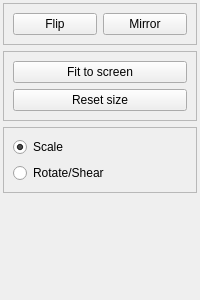
Before: the Qt Designer form src/desktop/ui/selectsettings.ui in drawpile/Drawpile, drawn with Qt 5.
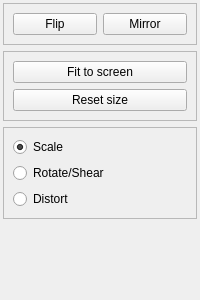
After: the same form once the commit is applied. Icons and pictures are not drawn.

Commit message: Implement Distort transformation on selections

```diff
--- a/src/desktop/ui/selectsettings.ui
+++ b/src/desktop/ui/selectsettings.ui
@@ -111,6 +111,13 @@
         </property>
        </widget>
       </item>
+      <item>
+       <widget class="QRadioButton" name="distort">
+        <property name="text">
+         <string>Distort</string>
+        </property>
+       </widget>
+      </item>
      </layout>
     </widget>
    </item>
```
The commit also changes 7 other files.
